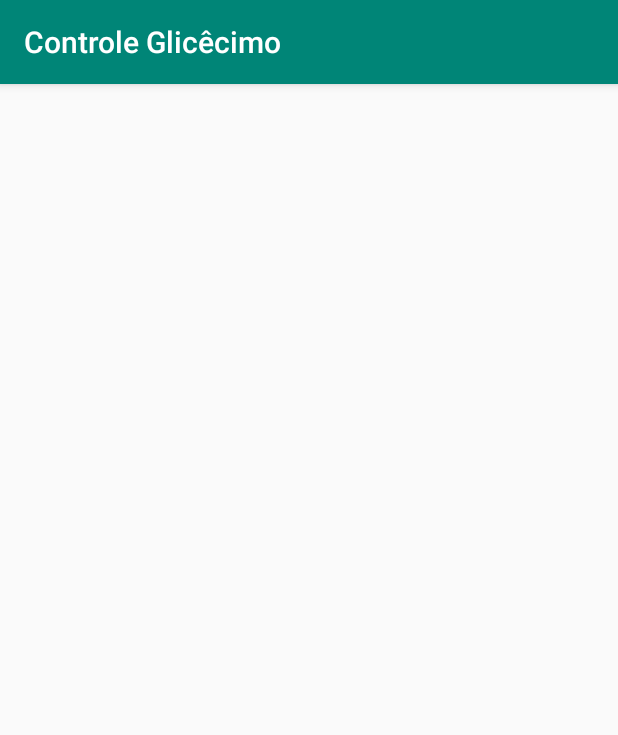
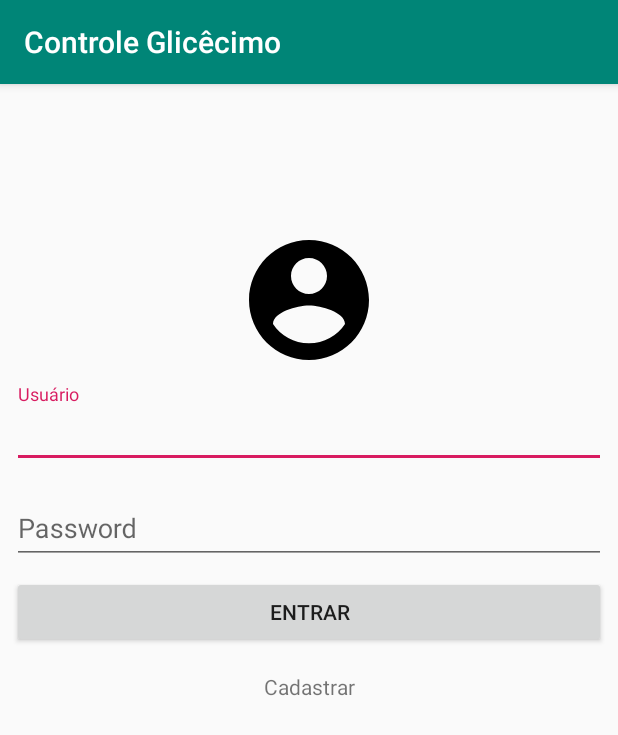
Before and after one commit to lrmvasconcelos/glycemic_control_app, an Android app: the screen it shows after launch (UserTypeActivity), on a phone screen of 412 x 824 dp. Shown: the top 735 px of the screen. Run offline under Robolectric (Android 15) with nearby library versions, the phone set to English and light mode, and no system bars; libraries missing offline, so code that uses them is left out: cn.pedant, com.afollestad.materialdialogs, rx.android.schedulers, rx.schedulers.

Commit message:
Cria tela de login

```diff
--- a/ControleGlicemico/app/src/main/java/com/glycemiccontrol/ui/UserTypeActivity.kt
+++ b/ControleGlicemico/app/src/main/java/com/glycemiccontrol/ui/UserTypeActivity.kt
@@ -1,21 +1,58 @@
 package com.glycemiccontrol.ui
 
 import android.os.Bundle
+import androidx.lifecycle.Observer
 import androidx.lifecycle.ViewModelProviders
+import com.afollestad.materialdialogs.DialogAction
+import com.afollestad.materialdialogs.MaterialDialog
 import com.glycemiccontrol.R
 import com.glycemiccontrol.base.BaseActivity
+import com.glycemiccontrol.models.Pacients
 import com.glycemiccontrol.viewmodel.UserTypeViewModel
+import kotlinx.android.synthetic.main.activity_user_type.*
 
 class UserTypeActivity : BaseActivity() {
+
+    private lateinit var viewModel: UserTypeViewModel
+
+    private var pacient: Pacients? = null
 
     override fun onCreate(savedInstanceState: Bundle?) {
         super.onCreate(savedInstanceState)
         setContentView(R.layout.activity_user_type)
 
-        val model = ViewModelProviders.of(this).get(UserTypeViewModel::class.java)
+        viewModel = ViewModelProviders.of(this).get(UserTypeViewModel::class.java)
+
+        button_action_login.setOnClickListener {
+            loadUsers(user_account_field.text.toString())
+        }
+
+
+    }
+
+    private fun loadUsers(user: String) {
 
         showDialogProgress()
 
-        model.teste("Teste")
+        viewModel.getAllPacients()
+
+        viewModel.userLiveData.observe(this, Observer {
+
+            it.forEach {
+                if (it.matricula.equals(user))
+                    pacient = it
+
+            }
+
+            hideDialogProgress()
+            if (pacient == null)
+                showSimpleDialog(" Ops","Não foi possível encontrar usuário" ,
+                    MaterialDialog.SingleButtonCallback { _, _ -> })
+        })
+
+        viewModel.errorLiveData.observe(this, Observer {
+            showSimpleDialog(" Ops","Não foi possível encontrar usuário" ,
+                MaterialDialog.SingleButtonCallback { _, _ -> })
+        })
     }
 }
--- a/ControleGlicemico/app/src/main/java/com/glycemiccontrol/viewmodel/UserTypeViewModel.kt
+++ b/ControleGlicemico/app/src/main/java/com/glycemiccontrol/viewmodel/UserTypeViewModel.kt
@@ -1,13 +1,45 @@
 package com.glycemiccontrol.viewmodel
 
 import android.util.Log
+import androidx.lifecycle.LiveData
 import androidx.lifecycle.ViewModel
+import com.glycemiccontrol.service.RetrofitBase
+import rx.android.schedulers.AndroidSchedulers
+import rx.schedulers.Schedulers
+import androidx.lifecycle.MutableLiveData
+import com.glycemiccontrol.models.Pacients
+
 
 class UserTypeViewModel : ViewModel() {
 
-    fun teste(text: String) {
 
-        Log.d("Teste", "Teste")
+    private val _usersMutableLiveData = MutableLiveData<List<Pacients>>()
+
+    private val _errorMutableLiveData = MutableLiveData<Throwable>()
+
+    private val _progressMutableLiveData = MutableLiveData<Boolean>()
+
+    val userLiveData: LiveData<List<Pacients>>
+        get() = _usersMutableLiveData
+
+    val errorLiveData: LiveData<Throwable>
+        get() = _errorMutableLiveData
+
+    val progress: LiveData<Boolean> get() = _progressMutableLiveData
+
+
+    fun getAllPacients() {
+
+        RetrofitBase
+            .getInterfaceRetrofit()!!
+            .getAllPacients()
+            .subscribeOn(Schedulers.newThread())
+            .observeOn(AndroidSchedulers.mainThread())
+            .subscribe({ response ->
+                _usersMutableLiveData.value = response
+            }, { error ->
+                _errorMutableLiveData.value = error
+            })
     }
 
 }
--- /dev/null
+++ b/ControleGlicemico/app/src/main/res/drawable/ic_baseline_account_circle.xml
@@ -0,0 +1,4 @@
+<vector android:height="96dp" android:viewportHeight="24"
+    android:viewportWidth="24" android:width="96dp" xmlns:android="http://schemas.android.com/apk/res/android">
+    <path android:fillColor="#FF000000" android:pathData="M12,2C6.48,2 2,6.48 2,12s4.48,10 10,10 10,-4.48 10,-10S17.52,2 12,2zM12,5c1.66,0 3,1.34 3,3s-1.34,3 -3,3 -3,-1.34 -3,-3 1.34,-3 3,-3zM12,19.2c-2.5,0 -4.71,-1.28 -6,-3.22 0.03,-1.99 4,-3.08 6,-3.08 1.99,0 5.97,1.09 6,3.08 -1.29,1.94 -3.5,3.22 -6,3.22z"/>
+</vector>
--- a/ControleGlicemico/app/src/main/res/layout/activity_user_type.xml
+++ b/ControleGlicemico/app/src/main/res/layout/activity_user_type.xml
@@ -7,4 +7,75 @@
         android:layout_height="match_parent"
         tools:context=".ui.UserTypeActivity">
 
+    <ImageView
+            android:layout_width="wrap_content"
+            android:layout_height="wrap_content"
+            android:src="@drawable/ic_baseline_account_circle"
+            app:layout_constraintEnd_toEndOf="parent"
+            app:layout_constraintStart_toStartOf="parent"
+            app:layout_constraintTop_toTopOf="parent"
+            android:layout_margin="96dp"
+            android:id="@+id/imageView"/>
+
+    <com.google.android.material.textfield.TextInputLayout
+            android:id="@+id/user_account"
+            android:layout_width="match_parent"
+            android:layout_height="wrap_content"
+            android:layout_margin="@dimen/margin_default"
+            android:layout_marginTop="@dimen/margin_top"
+            app:layout_constraintStart_toStartOf="parent"
+            app:layout_constraintEnd_toEndOf="parent"
+            app:layout_constraintHorizontal_bias="0.0"
+            app:layout_constraintTop_toBottomOf="@+id/imageView">
+
+        <com.google.android.material.textfield.TextInputEditText
+                android:id="@+id/user_account_field"
+                android:layout_width="match_parent"
+                android:layout_height="wrap_content"
+                android:hint="Usuário"/>
+
+    </com.google.android.material.textfield.TextInputLayout>
+
+
+    <com.google.android.material.textfield.TextInputLayout
+            android:id="@+id/user_password"
+            android:layout_width="match_parent"
+            android:layout_height="wrap_content"
+            android:layout_margin="@dimen/margin_default"
+            android:layout_marginTop="@dimen/margin_top"
+            app:layout_constraintStart_toStartOf="parent"
+            app:layout_constraintEnd_toEndOf="parent"
+            app:layout_constraintHorizontal_bias="0.0"
+            app:layout_constraintTop_toBottomOf="@+id/user_account">
+
+        <com.google.android.material.textfield.TextInputEditText
+                android:id="@+id/user_password_field"
+                android:layout_width="match_parent"
+                android:layout_height="wrap_content"
+                android:hint="Password"/>
+
+    </com.google.android.material.textfield.TextInputLayout>
+
+
+    <Button
+            android:id="@+id/button_action_login"
+            android:layout_width="match_parent"
+            android:layout_height="wrap_content"
+            android:layout_marginTop="@dimen/margin_top"
+            android:layout_margin="@dimen/margin_default"
+            android:text="Entrar"
+            app:layout_constraintTop_toBottomOf="@+id/user_password"
+    />
+
+    <TextView
+            android:id="@+id/action_forgot_password"
+            android:layout_width="match_parent"
+            android:layout_height="wrap_content"
+            android:layout_marginTop="@dimen/margin_top"
+            android:textSize="14sp"
+            android:gravity="center"
+            android:text="Cadastrar"
+            app:layout_constraintTop_toBottomOf="@+id/button_action_login"/>
+
+
 </androidx.constraintlayout.widget.ConstraintLayout>
--- /dev/null
+++ b/ControleGlicemico/app/src/main/res/values/dimens.xml
@@ -0,0 +1,8 @@
+<?xml version="1.0" encoding="utf-8"?>
+<resources>
+    <dimen name="margin_default">8dp</dimen>
+    <dimen name="margin_start">8dp</dimen>
+    <dimen name="margin_end">8dp</dimen>
+    <dimen name="margin_top">16dp</dimen>
+    <dimen name="margin_bottom">16dp</dimen>
+</resources>
```
Also changed, not shown: ControleGlicemico/app/build.gradle (+12 -0 lines), ControleGlicemico/app/src/main/AndroidManifest.xml (+6 -1 lines), ControleGlicemico/app/src/main/java/com/glycemiccontrol/app/Constants.kt (+7 -0 lines), ControleGlicemico/app/src/main/java/com/glycemiccontrol/base/BaseActivity.kt (+22 -0 lines), ControleGlicemico/app/src/main/java/com/glycemiccontrol/models/Pacients.kt (added, +34 -0 lines), ControleGlicemico/app/src/main/java/com/glycemiccontrol/service/RestApi.kt (+8 -0 lines), ControleGlicemico/app/src/main/java/com/glycemiccontrol/service/RetrofitBase.kt (+8 -3 lines).
